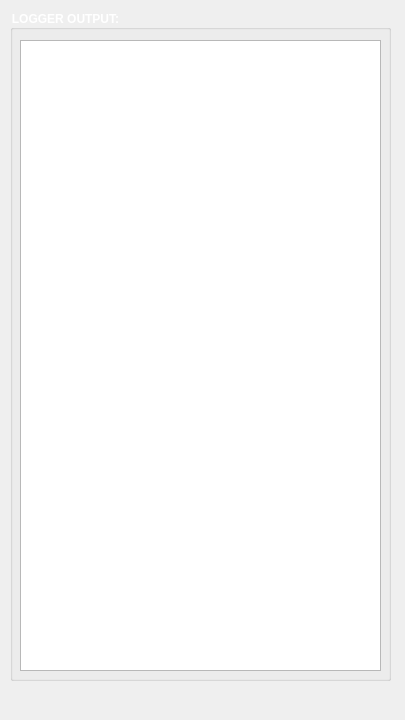
Old version of the form RubberContractBridge/gui/loggerwindow.ui in the repository CFWagner/EPE321-RubberContractBridge.
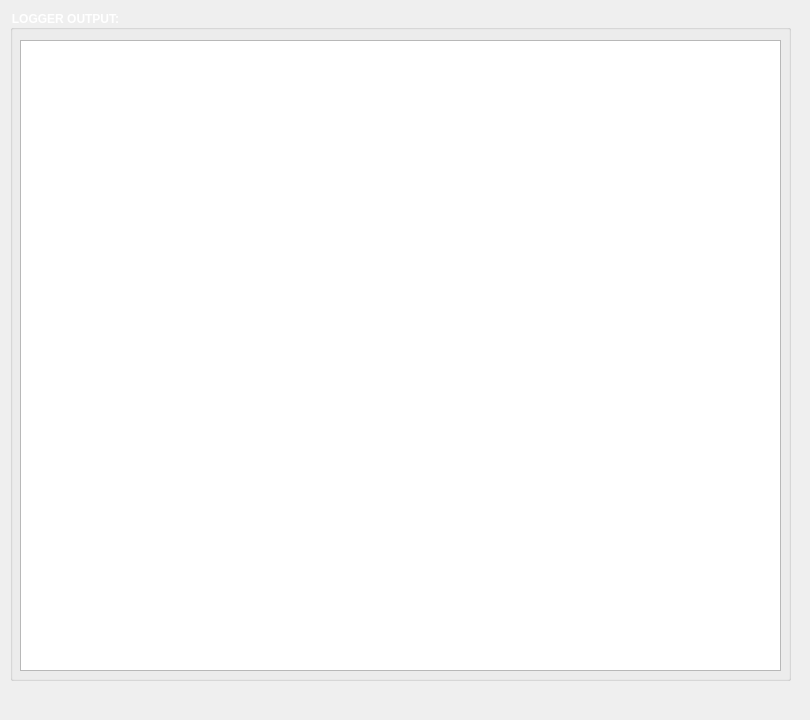
New version of the form.

Commit message: Logger resized

Diff of the .ui file:
```diff
--- a/RubberContractBridge/gui/loggerwindow.ui
+++ b/RubberContractBridge/gui/loggerwindow.ui
@@ -6,7 +6,7 @@
    <rect>
     <x>0</x>
     <y>0</y>
-    <width>405</width>
+    <width>810</width>
     <height>720</height>
    </rect>
   </property>
@@ -18,7 +18,7 @@
     <rect>
      <x>10</x>
      <y>10</y>
-     <width>381</width>
+     <width>781</width>
      <height>671</height>
     </rect>
    </property>
@@ -35,7 +35,7 @@
      <rect>
       <x>10</x>
       <y>30</y>
-      <width>361</width>
+      <width>761</width>
       <height>631</height>
      </rect>
     </property>
```
The commit also changes 2 other files.
